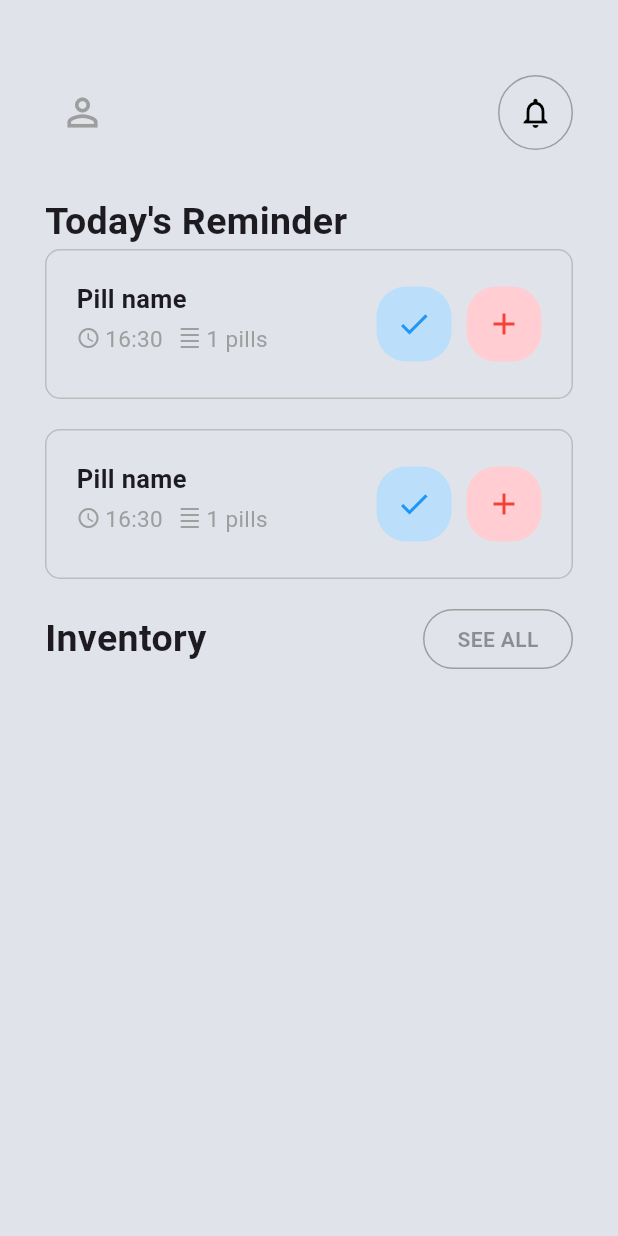
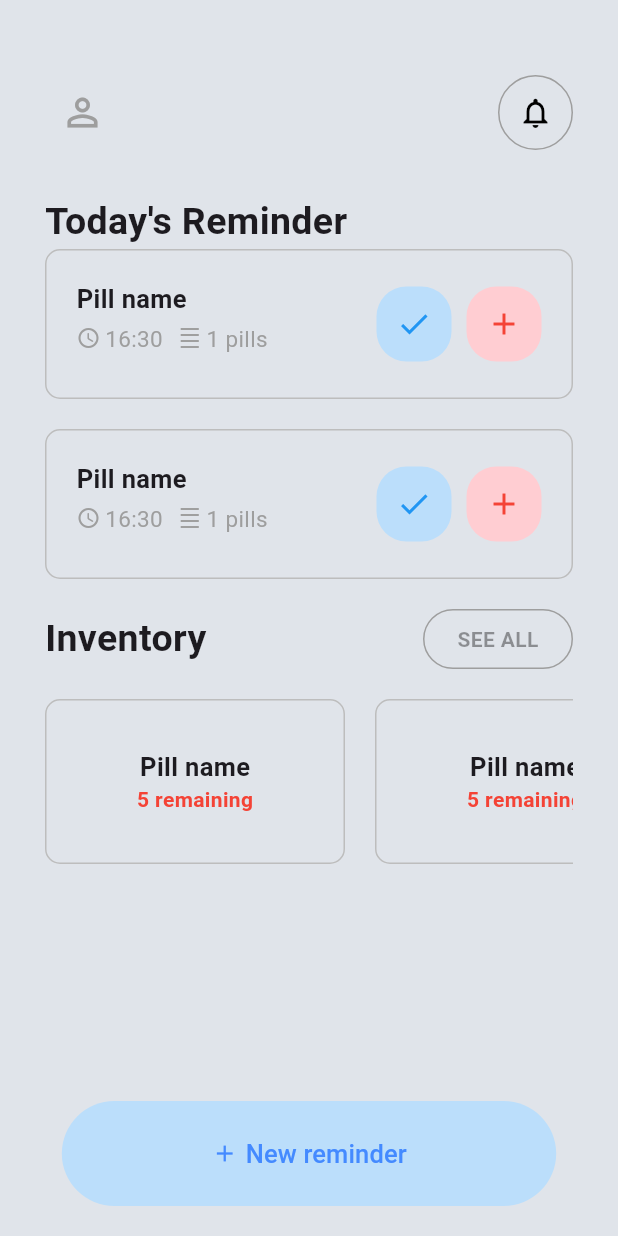
Before and after one commit to Soulaiman-sys/Pill-reminder, a Flutter app: the screen it shows after launch, on a phone screen of 412 x 824 dp. Run offline on Flutter 3.47's test engine with Material 3 defaults, Android fonts, the phone set to English and light mode, and no system bars.

Commit message:
feat: add reminder pill

```diff
--- a/lib/main.dart
+++ b/lib/main.dart
@@ -1,5 +1,7 @@
 import 'package:flutter/material.dart';
+import 'package:pill_reminder/new_pill_reminder.dart';
 import 'package:pill_reminder/pill_card.dart';
+import 'package:pill_reminder/pill_remain_card.dart';
 
 void main() {
   runApp(const MyApp());
@@ -33,7 +35,11 @@ class _MyHomePageState extends State<MyHomePage> {
   @override
   Widget build(BuildContext context) {
     return Scaffold(
-      body: Container(
+      body: Stack(
+        children: [
+          Align(
+            alignment: Alignment.topCenter,
+            child: Container(
               padding: EdgeInsets.symmetric(horizontal: 30),
               child: Column(
                 children: <Widget>[
@@ -99,9 +105,47 @@ class _MyHomePageState extends State<MyHomePage> {
                       ),
                     ],
                   ),
-
+                  SizedBox(height: 20,),
+                  SizedBox(
+                    height: 110,
+                    child: ListView.separated(
+                      shrinkWrap: true,
+                        itemBuilder: (ctx,index)=> PillRemainCard(),
+                        separatorBuilder: (ctx,index)=> SizedBox(width: 20,),
+                        scrollDirection: Axis.horizontal,
+                        itemCount: 5),
+                  ),
+                  //PillRemainCard
+                  ///Todo: add horizontal list view for pill remain component
                 ],
               ),
+            ),
+          ),
+          Align(
+            alignment: Alignment.bottomCenter,
+            child: Container(
+              margin: EdgeInsets.only(bottom: 20),
+              width: MediaQuery.of(context).size.width * .8,
+              height: 70,
+              child: ElevatedButton(
+                style: ElevatedButton.styleFrom(
+                  backgroundColor: Colors.blue.shade100,
+                  elevation: 0
+                ),
+                  onPressed: (){
+                  Navigator.of(context).push(MaterialPageRoute(builder: (_)=> NewPillReminder()));
+                  },
+                  child: Row(
+                    mainAxisAlignment: MainAxisAlignment.center,
+                children: [
+                  Icon(Icons.add,color: Colors.blueAccent,size: 18,),
+                  SizedBox(width: 5,),
+                  Text("New reminder",style: TextStyle(color: Colors.blueAccent,fontSize: 17),)
+                ],
+              )),
+            ),
+          )
+        ],
       ),
     );
   }
--- /dev/null
+++ b/lib/pill_remain_card.dart
@@ -0,0 +1,28 @@
+import 'package:flutter/material.dart';
+
+class PillRemainCard extends StatelessWidget {
+  ///Todo: create an object that contains the data of the supplement
+  const PillRemainCard({super.key});
+
+  @override
+  Widget build(BuildContext context) {
+    return Container(
+      padding: EdgeInsets.symmetric(horizontal: 20, vertical: 20),
+      //height: 200,
+      width: 200,
+      decoration: BoxDecoration(
+          color: Colors.transparent,
+          border: Border.all(color: Colors.grey.shade400),
+          borderRadius: BorderRadius.circular(10)),
+      child: Center(
+        child: Column(
+          mainAxisAlignment: MainAxisAlignment.center,
+          children: [
+            Text("Pill name",style: TextStyle(fontWeight: FontWeight.bold,fontSize: 17),),
+            Text("5 remaining",style: TextStyle(color: Colors.red,fontWeight: FontWeight.bold),),
+          ],
+        ),
+      )
+    );
+  }
+}
```
Also changed, not shown: lib/new_pill_reminder.dart (added, +35 -0 lines). Lines whose indentation alone changed are shown as unchanged.
